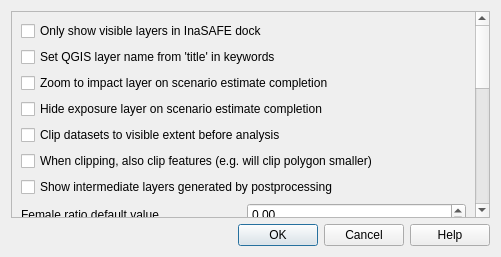
inasafe/inasafe, file safe_qgis/options_dialog_base.ui: the form before one commit.
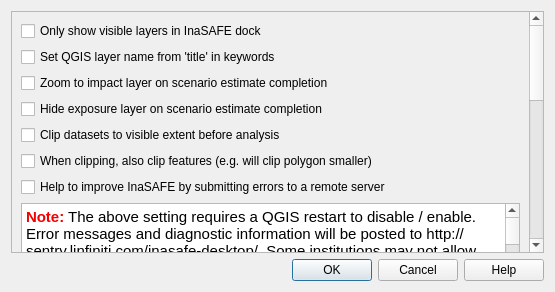
The form after the commit. Icons and pictures are not drawn.

Commit message: Better help docs for sentry submission and added mode detailed warning in options dialog

The edit to the form file:
```diff
--- a/safe_qgis/options_dialog_base.ui
+++ b/safe_qgis/options_dialog_base.ui
@@ -6,8 +6,8 @@
    <rect>
     <x>0</x>
     <y>0</y>
-    <width>501</width>
-    <height>257</height>
+    <width>555</width>
+    <height>292</height>
    </rect>
   </property>
   <property name="windowTitle">
@@ -37,13 +37,13 @@
       <property name="geometry">
        <rect>
         <x>0</x>
-        <y>0</y>
-        <width>468</width>
-        <height>764</height>
+        <y>-154</y>
+        <width>522</width>
+        <height>877</height>
        </rect>
       </property>
       <layout class="QGridLayout" name="gridLayout_2">
-       <item row="14" column="0">
+       <item row="16" column="0">
         <spacer name="verticalSpacer">
          <property name="orientation">
           <enum>Qt::Vertical</enum>
@@ -308,7 +308,7 @@
          </property>
         </widget>
        </item>
-       <item row="6" column="0">
+       <item row="8" column="0">
         <widget class="QCheckBox" name="cbxShowPostprocessingLayers">
          <property name="toolTip">
           <string>Turn on to see the intermediate files generated by the postprocessing steps in the map canvas</string>
@@ -318,7 +318,7 @@
          </property>
         </widget>
        </item>
-       <item row="8" column="0">
+       <item row="10" column="0">
         <layout class="QHBoxLayout" name="horizontalLayout_7">
          <item>
           <widget class="QLabel" name="label_6">
@@ -349,6 +349,30 @@
          </property>
         </widget>
        </item>
+       <item row="6" column="0">
+        <widget class="QCheckBox" name="cbxUseSentry">
+         <property name="text">
+          <string>Help to improve InaSAFE by submitting errors to a remote server</string>
+         </property>
+        </widget>
+       </item>
+       <item row="7" column="0">
+        <widget class="QTextBrowser" name="textBrowser">
+         <property name="sizePolicy">
+          <sizepolicy hsizetype="Expanding" vsizetype="Expanding">
+           <horstretch>0</horstretch>
+           <verstretch>0</verstretch>
+          </sizepolicy>
+         </property>
+         <property name="html">
+          <string>&lt;!DOCTYPE HTML PUBLIC &quot;-//W3C//DTD HTML 4.0//EN&quot; &quot;http://www.w3.org/TR/REC-html40/strict.dtd&quot;&gt;
+&lt;html&gt;&lt;head&gt;&lt;meta name=&quot;qrichtext&quot; content=&quot;1&quot; /&gt;&lt;style type=&quot;text/css&quot;&gt;
+p, li { white-space: pre-wrap; }
+&lt;/style&gt;&lt;/head&gt;&lt;body style=&quot; font-family:'Cantarell'; font-size:11pt; font-weight:400; font-style:normal;&quot;&gt;
+&lt;p style=&quot; margin-top:0px; margin-bottom:0px; margin-left:0px; margin-right:0px; -qt-block-indent:0; text-indent:0px;&quot;&gt;&lt;span style=&quot; font-weight:600; color:#f50000;&quot;&gt;Note:&lt;/span&gt; The above setting requires a QGIS restart to disable / enable. Error messages and diagnostic information will be posted to http://sentry.linfiniti.com/inasafe-desktop/. Some institutions may not allow you to enable this feature - check with your network administrator if unsure. Although the data is submitted anonymously, the information contained in tracebacks may contain file system paths which reveal your identity or other information from your system.&lt;/p&gt;&lt;/body&gt;&lt;/html&gt;</string>
+         </property>
+        </widget>
+       </item>
       </layout>
      </widget>
     </widget>
```
Left out of the diff: 8 changed lines with no effect on the pictures. The commit also changes 5 other files.
